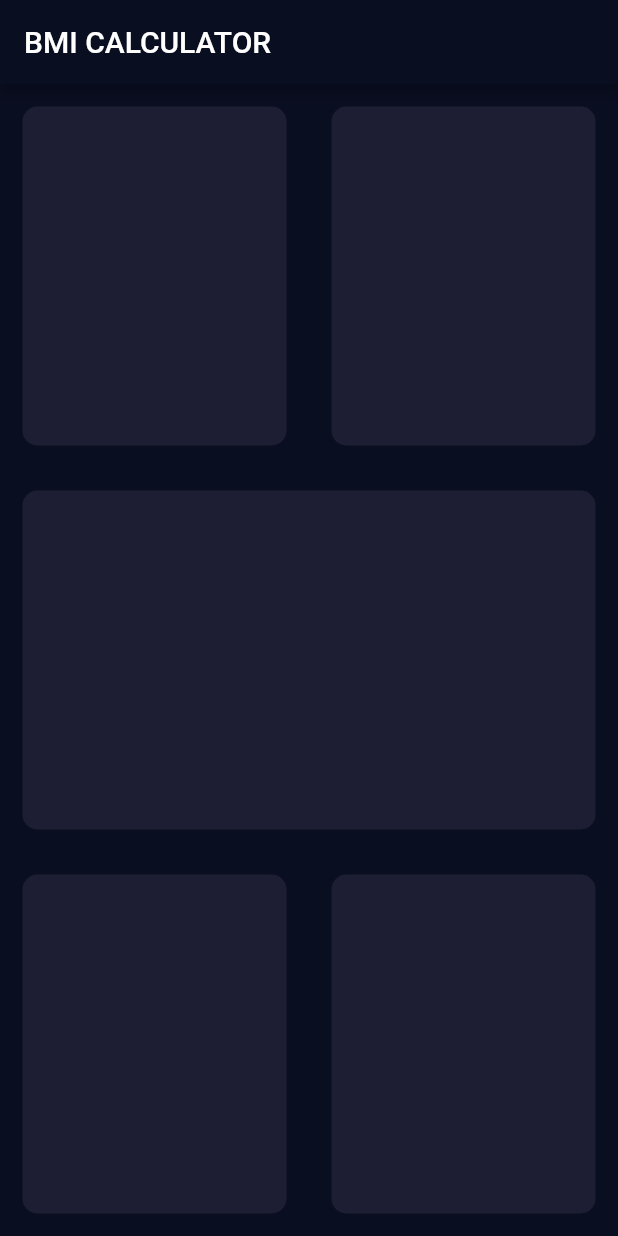
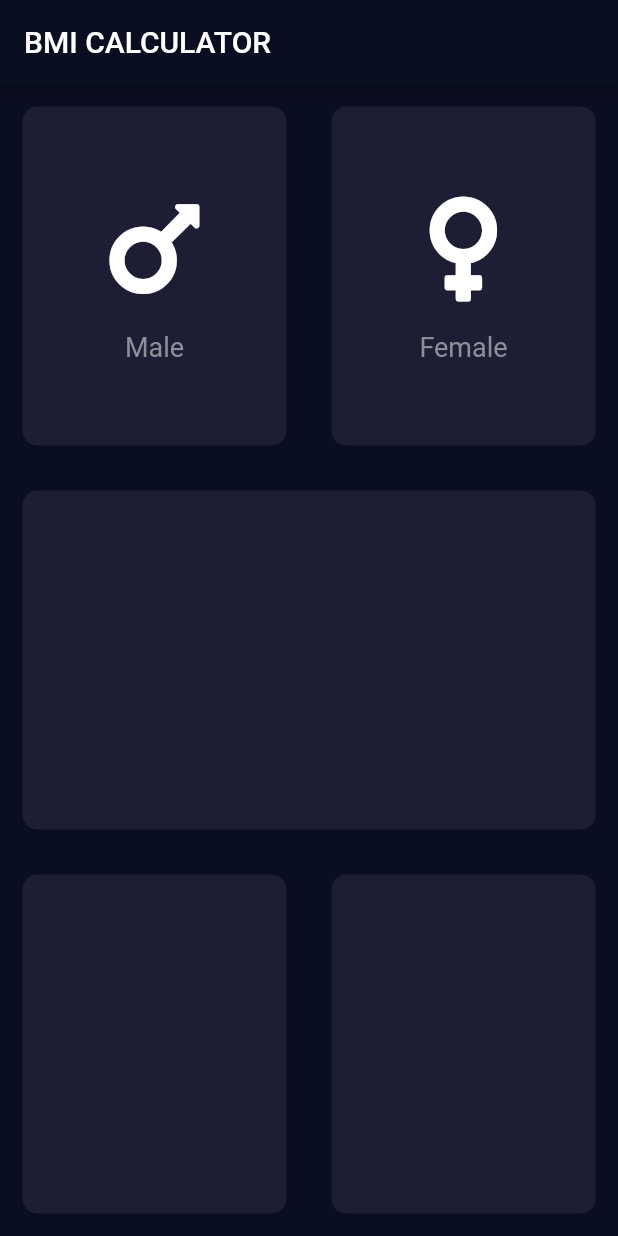
Before and after one commit to mamenesia/bmi-calculator-flutter, a Flutter app: the screen it shows after launch, on a phone screen of 412 x 824 dp. Run offline on Flutter 3.47's test engine with Material 2 defaults, Android fonts, the phone set to English and light mode, and no system bars; our stand-ins replace font_awesome_flutter.

Commit message:
adding custome icon widget and refactor the code

```diff
--- /dev/null
+++ b/lib/custom_icon.dart
@@ -0,0 +1,27 @@
+import 'package:flutter/material.dart';
+
+const labelTextStyle = TextStyle(fontSize: 18.0, color: Color(0xFF8D8E98));
+
+class CustomIcon extends StatelessWidget {
+  CustomIcon({@required this.icon, this.label});
+  final IconData icon;
+  final String label;
+
+  @override
+  Widget build(BuildContext context) {
+    return Column(
+      mainAxisAlignment: MainAxisAlignment.center,
+      children: <Widget>[
+        Icon(
+          icon,
+          size: 80.0,
+        ),
+        SizedBox(height: 15.0),
+        Text(
+          label,
+          style: labelTextStyle,
+        ),
+      ],
+    );
+  }
+}
--- a/lib/input_page.dart
+++ b/lib/input_page.dart
@@ -1,4 +1,8 @@
 import 'package:flutter/material.dart';
+import 'package:font_awesome_flutter/font_awesome_flutter.dart';
+
+import 'reusable_card.dart';
+import 'custom_icon.dart';
 
 class InputPage extends StatefulWidget {
   @override
@@ -20,11 +24,19 @@ class _InputPageState extends State<InputPage> {
                 Expanded(
                   child: ReusableCard(
                     color: Color(0xFF1D1E33),
+                    cardChild: CustomIcon(
+                      icon: FontAwesomeIcons.mars,
+                      label: 'Male',
+                    ),
                   ),
                 ),
                 Expanded(
                   child: ReusableCard(
                     color: Color(0xFF1D1E33),
+                    cardChild: CustomIcon(
+                      icon: FontAwesomeIcons.venus,
+                      label: 'Female',
+                    ),
                   ),
                 ),
               ],
@@ -55,19 +67,3 @@ class _InputPageState extends State<InputPage> {
     );
   }
 }
-
-class ReusableCard extends StatelessWidget {
-  ReusableCard({@required this.color});
-  final Color color;
-
-  @override
-  Widget build(BuildContext context) {
-    return Container(
-      decoration: BoxDecoration(
-        color: color,
-        borderRadius: BorderRadius.circular(10.0),
-      ),
-      margin: EdgeInsets.all(15.0),
-    );
-  }
-}
--- /dev/null
+++ b/lib/reusable_card.dart
@@ -0,0 +1,19 @@
+import 'package:flutter/material.dart';
+
+class ReusableCard extends StatelessWidget {
+  ReusableCard({@required this.color, this.cardChild});
+  final Color color;
+  final Widget cardChild;
+
+  @override
+  Widget build(BuildContext context) {
+    return Container(
+      decoration: BoxDecoration(
+        color: color,
+        borderRadius: BorderRadius.circular(10.0),
+      ),
+      margin: EdgeInsets.all(15.0),
+      child: cardChild,
+    );
+  }
+}
--- a/pubspec.yaml
+++ b/pubspec.yaml
@@ -11,6 +11,7 @@ dependencies:
     sdk: flutter
 
   cupertino_icons: ^0.1.2
+  font_awesome_flutter: ^8.4.0
 
 dev_dependencies:
   flutter_test:
```
